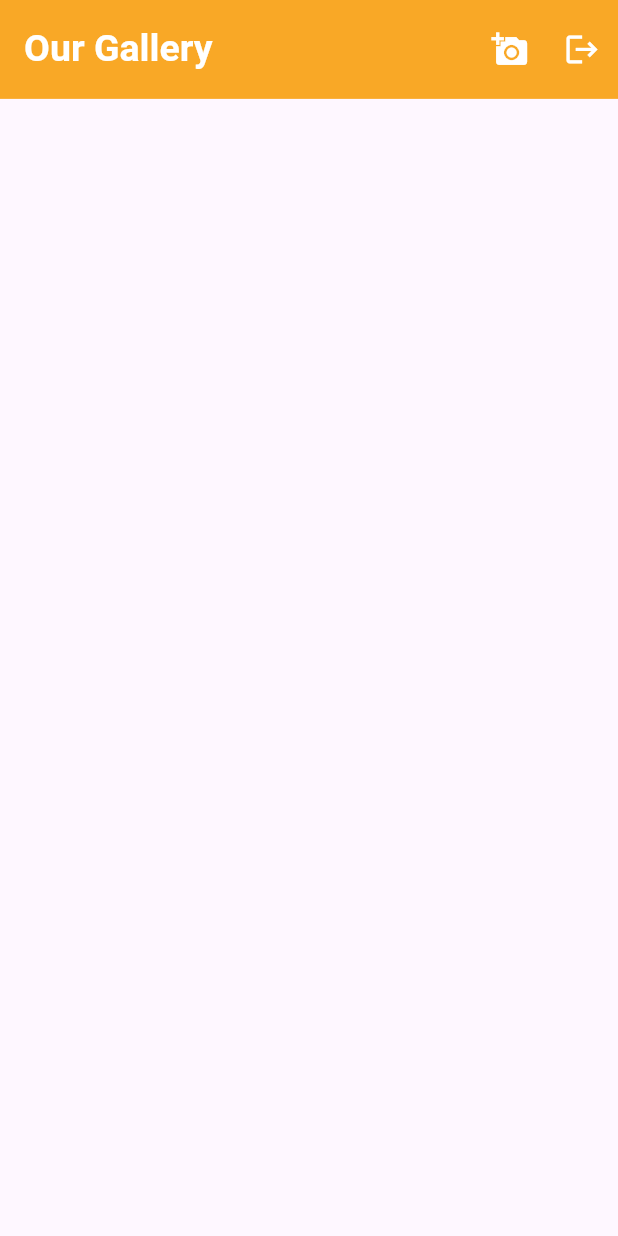
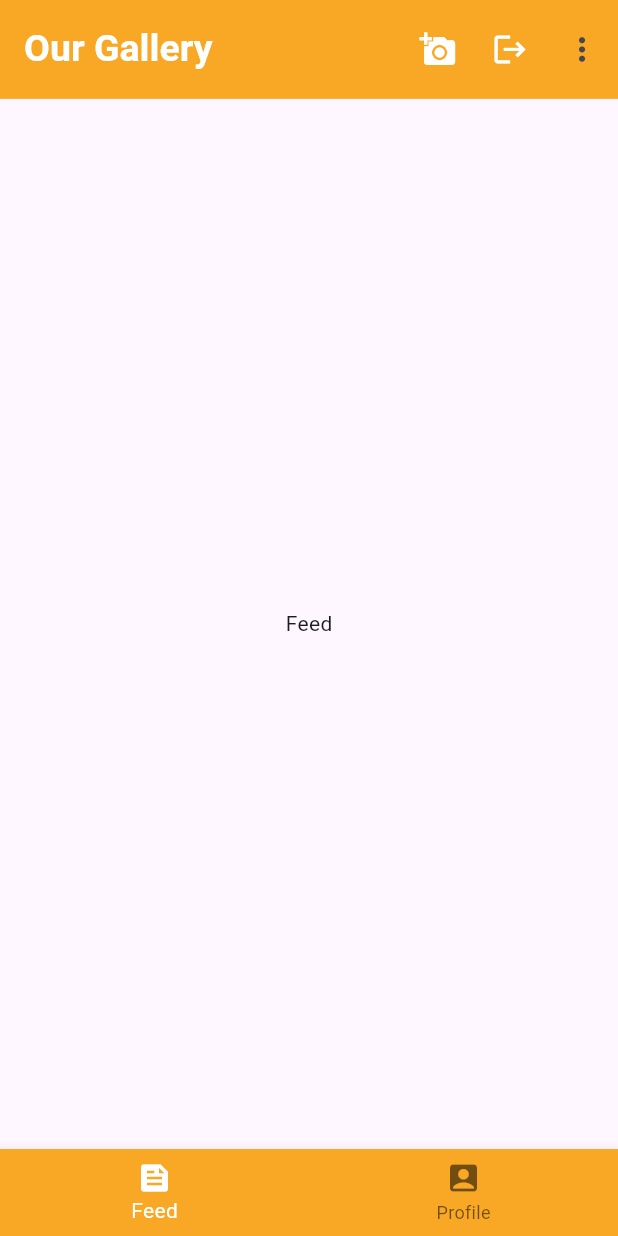
Before and after one commit to Boahen123/our_gallery, a Flutter app: the screen it shows after launch, after a tap on the "add a photo" icon, on a phone screen of 412 x 824 dp. Run offline on Flutter 3.47's test engine with Material 2 defaults, Android fonts, the phone set to English and light mode, and no system bars; our stand-ins replace file_picker, flutter_svg_provider.

Commit message:
creating a pop up menu and Bottom Navigation Menu

```diff
--- a/lib/screens/home_screen.dart
+++ b/lib/screens/home_screen.dart
@@ -10,6 +10,27 @@ class HomeScreen extends StatefulWidget {
 
 class _HomeScreenState extends State<HomeScreen> {
   double? _deviceHeight;
+  List<PopupMenuEntry<String>> options = [
+    const PopupMenuItem<String>(
+      value: 'item 1',
+      child: Text('Item 1'),
+    ),
+  ];
+  String? selectedOption;
+  int _selectedIndex = 0;
+  final List<Widget> _pages = [
+    Container(
+      child: const Center(
+        child: Text('Feed'),
+      ),
+    ),
+    Container(
+      child: const Center(
+        child: Text('Profile'),
+      ),
+    ),
+  ];
+
   @override
   Widget build(BuildContext context) {
     _deviceHeight = MediaQuery.of(context).size.height;
@@ -25,6 +46,7 @@ class _HomeScreenState extends State<HomeScreen> {
           actions: [
             IconButton(
                 iconSize: _deviceHeight! * 0.03,
+                tooltip: 'Add a photo',
                 onPressed: () {},
                 icon: const Icon(
                   Icons.add_a_photo,
@@ -32,13 +54,48 @@ class _HomeScreenState extends State<HomeScreen> {
                 )),
             IconButton(
                 iconSize: _deviceHeight! * 0.03,
+                tooltip: 'log out',
                 onPressed: () {},
                 icon: const Icon(
                   Icons.logout,
                   color: Colors.white,
                 )),
+            PopupMenuButton<String>(
+                color: Colors.white,
+                iconSize: _deviceHeight! * 0.03,
+                initialValue: selectedOption,
+                tooltip: 'More options',
+                onSelected: (String item) {
+                  setState(() {
+                    selectedOption = item;
+                  });
+                },
+                itemBuilder: (BuildContext context) {
+                  return options;
+                }),
+          ]),
+      bottomNavigationBar: _bottomNavBar(),
+      body: _pages[_selectedIndex],
+    );
+  }
+
+  void _onItemTapped(int index) {
+    setState(() {
+      _selectedIndex = index;
+    });
+  }
+
+  Widget _bottomNavBar() {
+    return BottomNavigationBar(
+      items: const <BottomNavigationBarItem>[
+        BottomNavigationBarItem(icon: Icon(Icons.feed), label: 'Feed'),
+        BottomNavigationBarItem(
+            icon: Icon(Icons.account_box), label: 'Profile'),
       ],
-      ),
+      backgroundColor: themeColors[0],
+      selectedItemColor: Colors.white,
+      onTap: _onItemTapped,
+      currentIndex: _selectedIndex,
     );
   }
 }
```
Lines whose indentation alone changed are shown as unchanged.
